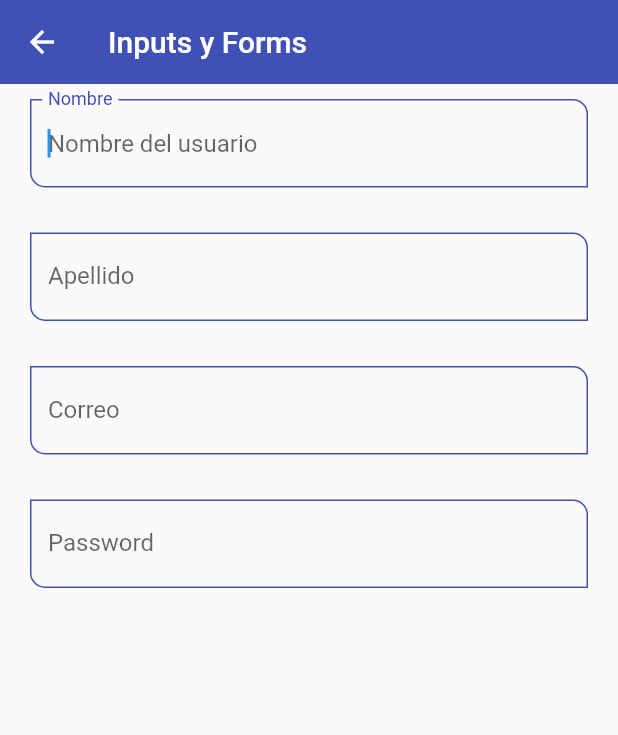
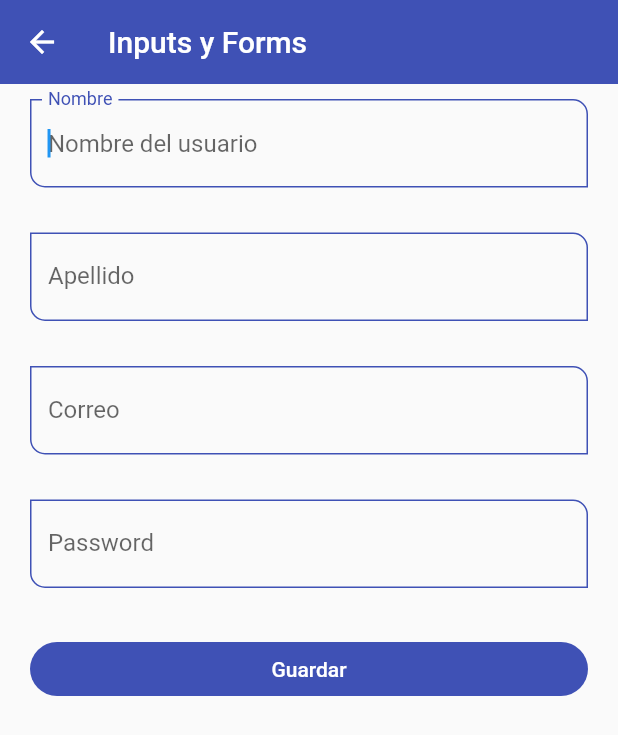
Before and after one commit to RommelOlachea/flutter-components, a Flutter app: the InputsScreen screen opened by its route, on a phone screen of 412 x 824 dp. Shown: the top 735 px of the screen. Run offline on Flutter 3.47's test engine with Material 2 defaults, Android fonts, the phone set to English and light mode, and no system bars.

```diff
--- a/lib/screens/inputs_screen.dart
+++ b/lib/screens/inputs_screen.dart
@@ -7,6 +7,16 @@ class InputsScreen extends StatelessWidget {
 
   @override
   Widget build(BuildContext context) {
+    final GlobalKey<FormState> myFormKey = GlobalKey<FormState>();
+
+    final Map<String, String> formValues = {
+      'first_name': 'Rommel',
+      'last_name': 'Olachea',
+      'email': 'msc.rommel.olachea@gmail.com',
+      'password': '123456',
+      'role': 'Admin',
+    };
+
     return Scaffold(
         appBar: AppBar(
           title: const Text('Inputs y Forms'),
@@ -14,37 +24,57 @@ class InputsScreen extends StatelessWidget {
         body: SingleChildScrollView(
           child: Padding(
             padding: const EdgeInsets.symmetric(horizontal: 20, vertical: 10),
+            child: Form(
+              key: myFormKey,
               child: Column(
-              children: const [
-                CustomInputField(
+                children: [
+                  const CustomInputField(
                     labelText: 'Nombre',
                     hintText: 'Nombre del usuario',
                   ),
-                SizedBox(
+                  const SizedBox(
                     height: 30,
                   ),
-                CustomInputField(
+                  const CustomInputField(
                     labelText: 'Apellido',
                     hintText: 'Apellido del usuario',
                   ),
-                SizedBox(
+                  const SizedBox(
                     height: 30,
                   ),
-                CustomInputField(
+                  const CustomInputField(
                     labelText: 'Correo',
                     hintText: 'Correo del usuario',
                     keyboardType: TextInputType.emailAddress,
                   ),
-                SizedBox(
+                  const SizedBox(
                     height: 30,
                   ),
-                CustomInputField(
+                  const CustomInputField(
                     labelText: 'Password',
                     hintText: 'Password del usuario',
                     keyboardType: TextInputType.visiblePassword,
                     obscureText: true,
                   ),
+                  const SizedBox(
+                    height: 30,
+                  ),
+                  ElevatedButton(
+                      onPressed: () {
+                        FocusScope.of(context).requestFocus(FocusNode());
+
+                        if (!myFormKey.currentState!.validate()) {
+                          print('Formulario no valido');
+                          return;
+                        }
+                        print(formValues);
+                      },
+                      child: const SizedBox(
+                        width: double.infinity,
+                        child: Center(child: Text('Guardar')),
+                      ))
                 ],
+              ),
             ),
           ),
         ));
```
Lines whose indentation alone changed are shown as unchanged.
